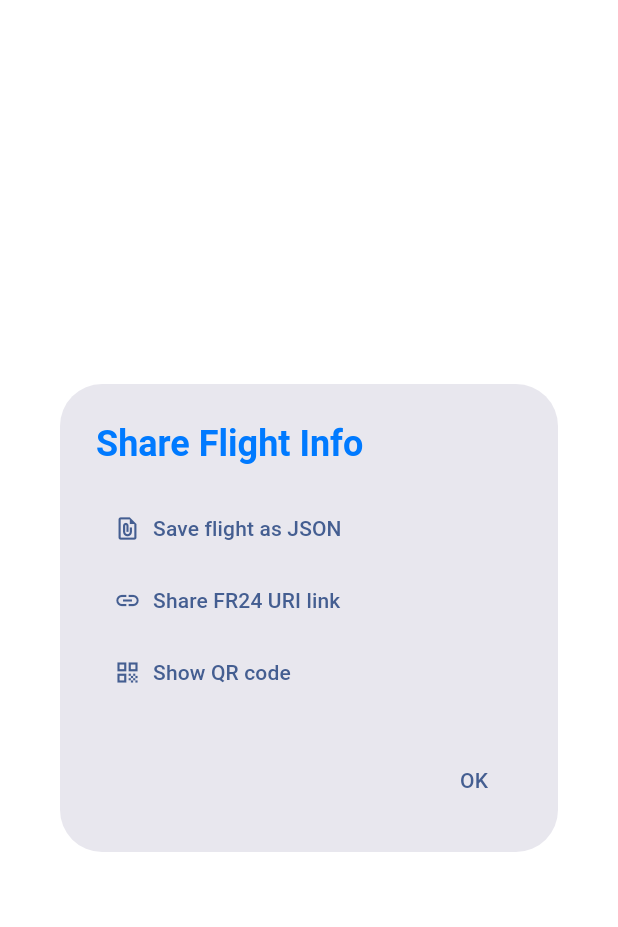
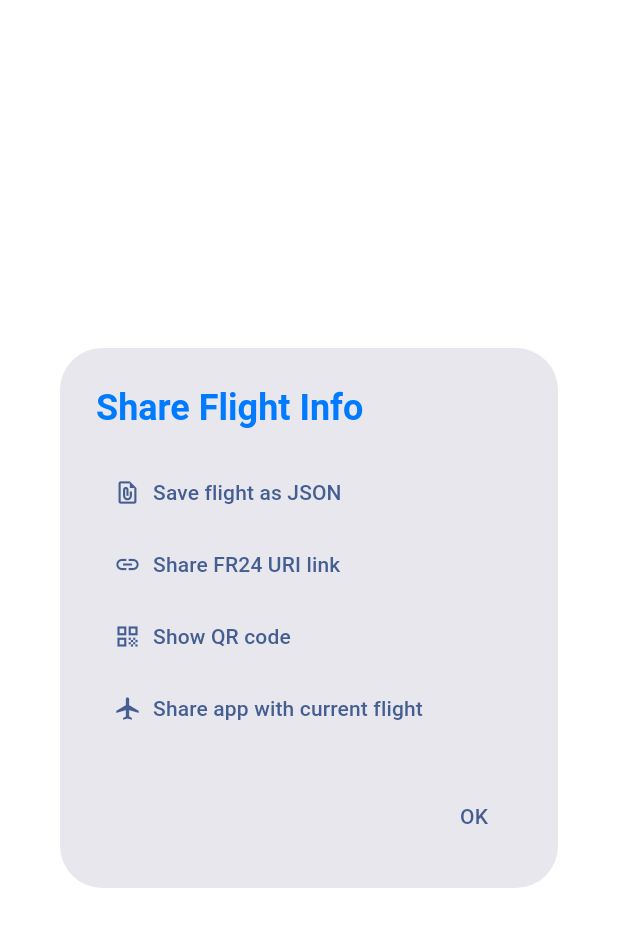
Before and after one commit to korkuck/plane-alarm, a Flutter app: the ShareFlightWidget widget shown alone on an empty page, opened directly with empty values, on a phone screen of 412 x 824 dp. Shown: the top 927 px of the screen. Run offline on Flutter 3.47's test engine with Material 3 defaults, Android fonts, the phone set to English and light mode, and no system bars; our stand-ins replace app_links, bloc, equatable, flutter_bloc, flutter_dotenv, flutter_local_notifications and 6 more; missing offline and left inert: flutter_secure_storage_x; network calls fail.

Commit message:
Minor deeplink uri fixes, added 404.html to github pages

```diff
--- /dev/null
+++ b/lib/cubit/deep_link_state.dart
@@ -0,0 +1,21 @@
+part of 'deep_link_cubit.dart';
+
+abstract class DeepLinkState extends Equatable {
+  const DeepLinkState();
+
+  @override
+  List<Object?> get props => [];
+}
+
+final class DeepLinkInitial extends DeepLinkState {
+  const DeepLinkInitial();
+}
+
+final class DeepLinkCallsignReceived extends DeepLinkState {
+  const DeepLinkCallsignReceived(this.callsign);
+
+  final String callsign;
+
+  @override
+  List<Object?> get props => [callsign];
+}
--- a/lib/widgets/share_flight_widget.dart
+++ b/lib/widgets/share_flight_widget.dart
@@ -2,6 +2,7 @@ import 'dart:convert';
 import 'dart:io';
 
 import 'package:flutter/material.dart';
+import 'package:flutter_bloc/flutter_bloc.dart';
 import 'package:plane_alarm/cubit/flight_details_cubit.dart';
 import 'package:plane_alarm/widgets/my_text.dart';
 import 'package:share_plus/share_plus.dart';
@@ -24,7 +25,7 @@ class ShareFlightWidget extends StatelessWidget {
             alignment: MainAxisAlignment.start,
             children: [
               TextButton.icon(
-                onPressed: () => shareFlightInfoJSON(context),
+                onPressed: () => shareFlightInfoJSON(),
                 icon: const Icon(Icons.file_present_outlined),
                 label: const Text('Save flight as JSON'),
               ),
@@ -37,6 +38,11 @@ class ShareFlightWidget extends StatelessWidget {
                 onPressed: () => showAppSdkQR(context),
                 icon: const Icon(Icons.qr_code),
                 label: const Text('Show QR code'),
+              ),
+              TextButton.icon(
+                onPressed: () => shareAppWithCurrentFlight(flightDetailsCubit),
+                icon: const Icon(Icons.airplanemode_active),
+                label: const Text('Share app with current flight'),
               ),
             ],
           ),
@@ -100,7 +106,7 @@ class ShareFlightWidget extends StatelessWidget {
     }
   }
 
-  Future<void> shareFlightInfoJSON(BuildContext context) async {
+  Future<void> shareFlightInfoJSON() async {
     final flightDetails =
         flightDetailsCubit.state is FlightDetailsLoaded
             ? (flightDetailsCubit.state as FlightDetailsLoaded).flightDetails
@@ -119,6 +125,29 @@ class ShareFlightWidget extends StatelessWidget {
       debugPrint("JSON file shared successfully");
     } else {
       debugPrint("Failed to share JSON file: ${result.status}");
+    }
+  }
+
+  Future<void> shareAppWithCurrentFlight(FlightDetailsCubit cubit) async {
+    final String callsign = cubit.getCurrentCallsign();
+
+    if (callsign.isEmpty) {
+      debugPrint("Fill in callsign before sharing the app");
+      return;
+    }
+
+    final appLink = Uri.parse(
+      'https://korkuck.github.io/plane-alarm/flight/$callsign',
+    );
+
+    final params = ShareParams(uri: appLink);
+
+    final result = await SharePlus.instance.share(params);
+
+    if (result.status == ShareResultStatus.success) {
+      debugPrint("App link shared successfully");
+    } else {
+      debugPrint("Failed to share app link: ${result.status}");
     }
   }
 }
--- a/pubspec.yaml
+++ b/pubspec.yaml
@@ -48,8 +48,8 @@ dependencies:
   share_plus: ^13.1.0
   qr_flutter: ^4.1.0
   flutter_launcher_icons: ^0.14.4
-  package_info_plus: ^10.1.0
   flutter_secure_storage_x: ^13.1.0
+  app_links: ^6.4.0
 
 
 
@@ -82,7 +82,6 @@ flutter:
     - assets/earth-globe-global-svgrepo-com.svg
     - assets/airplane-best.svg
     - assets/plane-alarm-logo.svg
-    - .env
 
   # To add assets to your application, add an assets section, like this:
   # assets:
```
Also changed, not shown: lib/cubit/deep_link_cubit.dart (added, +50 -0 lines), lib/cubit/flight_details_cubit.dart (+7 -0 lines), lib/main.dart (+13 -3 lines), lib/widgets/deep_link_listener.dart (added, +24 -0 lines), pubspec.lock, 9 other files.
